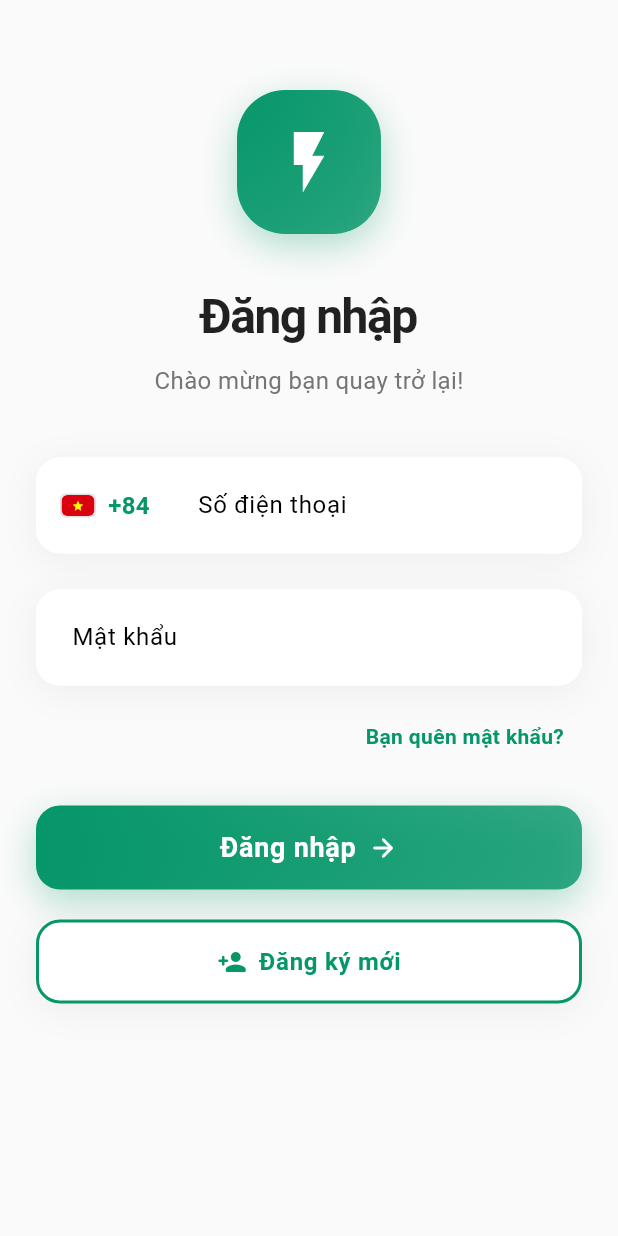
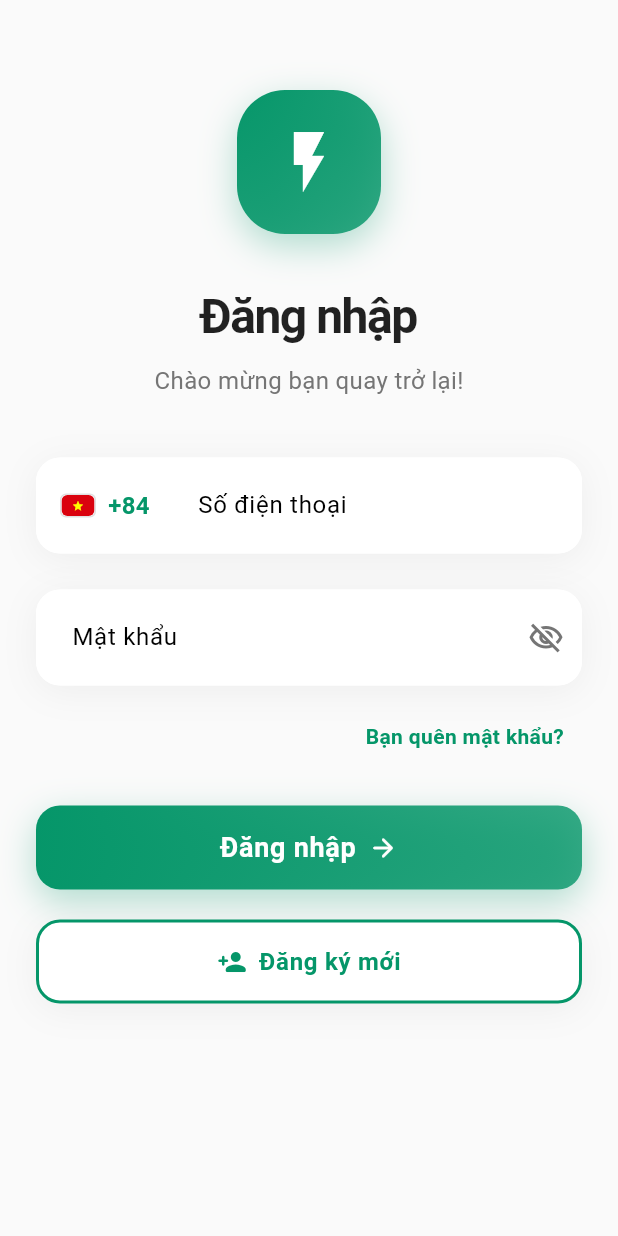
Before and after one commit to tqdaoinfo108/NextEnergy, a Flutter app: the LoginPage screen opened by its route, on a phone screen of 412 x 824 dp. Run offline on Flutter 3.47's test engine with Material 3 defaults, Android fonts, the phone set to English and light mode, and no system bars; our stand-ins replace awesome_notifications, connectivity_plus, device_info_plus, dio, firebase_core, firebase_messaging and 18 more; missing offline and left inert: bottom_sheet, convert_vietnamese, map_launcher, ultra_qr_scanner; accounts and stored records are empty; network calls fail; statements that could not run were skipped.

Commit message:
Enhance login UX and improve QR scanner reliability
Added password visibility toggle to the login page for better user experience. Improved QR code scanner logic: force stops scanner on page ready, handles invalid QR codes with error messages and automatic scanner restart, adds a force restart method for camera issues, and introduces a UI button to manually restart the scanner if it gets stuck.

```diff
--- a/lib/pages/login/login_page.dart
+++ b/lib/pages/login/login_page.dart
@@ -16,6 +16,8 @@ class LoginPage extends GetView<LoginController> {
   Widget build(BuildContext context) {
     final formKey = GlobalKey<FormState>(debugLabel: '_childWidgetKey3');
     final phoneController = TextEditingController();
+    final RxBool obscurePassword =
+        true.obs; // State để theo dõi ẩn/hiện password
 
     return Obx(() => Scaffold(
           backgroundColor: Colors.grey.shade50,
@@ -99,7 +101,9 @@ class LoginPage extends GetView<LoginController> {
                               gradient: LinearGradient(
                                 colors: [
                                   Theme.of(context).primaryColor,
-                                  Theme.of(context).primaryColor.withOpacity(0.8),
+                                  Theme.of(context)
+                                      .primaryColor
+                                      .withOpacity(0.8),
                                 ],
                                 begin: Alignment.topLeft,
                                 end: Alignment.bottomRight,
@@ -107,7 +111,9 @@ class LoginPage extends GetView<LoginController> {
                               borderRadius: BorderRadius.circular(32),
                               boxShadow: [
                                 BoxShadow(
-                                  color: Theme.of(context).primaryColor.withOpacity(0.3),
+                                  color: Theme.of(context)
+                                      .primaryColor
+                                      .withOpacity(0.3),
                                   blurRadius: 20,
                                   offset: const Offset(0, 8),
                                 ),
@@ -140,7 +146,8 @@ class LoginPage extends GetView<LoginController> {
                                     )),
                                 const SizedBox(height: 8),
                                 Text(
-                                  controller.typeRequestOTP == LoginType.forgetPassword
+                                  controller.typeRequestOTP ==
+                                          LoginType.forgetPassword
                                       ? "Nhập số điện thoại để khôi phục mật khẩu"
                                       : "Tạo tài khoản mới để bắt đầu sử dụng",
                                   style: TextStyle(
@@ -203,7 +210,8 @@ class LoginPage extends GetView<LoginController> {
                               ),
                               decoration: InputDecoration(
                                 prefixIcon: Container(
-                                  padding: const EdgeInsets.symmetric(horizontal: 16, vertical: 12),
+                                  padding: const EdgeInsets.symmetric(
+                                      horizontal: 16, vertical: 12),
                                   margin: const EdgeInsets.only(right: 12),
                                   child: Row(
                                     mainAxisSize: MainAxisSize.min,
@@ -213,11 +221,14 @@ class LoginPage extends GetView<LoginController> {
                                         width: 24,
                                         height: 16,
                                         decoration: BoxDecoration(
-                                          borderRadius: BorderRadius.circular(4),
-                                          border: Border.all(color: Colors.grey.shade300),
+                                          borderRadius:
+                                              BorderRadius.circular(4),
+                                          border: Border.all(
+                                              color: Colors.grey.shade300),
                                         ),
                                         child: ClipRRect(
-                                          borderRadius: BorderRadius.circular(4),
+                                          borderRadius:
+                                              BorderRadius.circular(4),
                                           child: Container(
                                             decoration: const BoxDecoration(
                                               color: Color(0xFFDA020E),
@@ -279,7 +290,8 @@ class LoginPage extends GetView<LoginController> {
                                     width: 2,
                                   ),
                                 ),
-                                contentPadding: const EdgeInsets.symmetric(horizontal: 20, vertical: 20),
+                                contentPadding: const EdgeInsets.symmetric(
+                                    horizontal: 20, vertical: 20),
                                 filled: true,
                                 fillColor: Colors.white,
                               ),
@@ -315,7 +327,7 @@ class LoginPage extends GetView<LoginController> {
                                 ],
                               ),
                               child: TextFormField(
-                                obscureText: true,
+                                obscureText: obscurePassword.value,
                                 style: const TextStyle(
                                   fontSize: 16,
                                   fontWeight: FontWeight.w500,
@@ -326,6 +338,18 @@ class LoginPage extends GetView<LoginController> {
                                   hintStyle: TextStyle(
                                     color: Colors.grey.shade400,
                                     fontSize: 16,
+                                  ),
+                                  suffixIcon: IconButton(
+                                    onPressed: () {
+                                      obscurePassword.value =
+                                          !obscurePassword.value;
+                                    },
+                                    icon: Icon(
+                                      obscurePassword.value
+                                          ? Icons.visibility_off_outlined
+                                          : Icons.visibility_outlined,
+                                      color: Colors.grey.shade600,
+                                    ),
                                   ),
                                   border: OutlineInputBorder(
                                     borderRadius: BorderRadius.circular(16),
@@ -356,7 +380,8 @@ class LoginPage extends GetView<LoginController> {
                                       width: 2,
                                     ),
                                   ),
-                                  contentPadding: const EdgeInsets.symmetric(horizontal: 20, vertical: 20),
+                                  contentPadding: const EdgeInsets.symmetric(
+                                      horizontal: 20, vertical: 20),
                                   filled: true,
                                   fillColor: Colors.white,
                                 ),
@@ -369,7 +394,8 @@ class LoginPage extends GetView<LoginController> {
                                   }
                                   return null;
                                 },
-                                onChanged: (s) => controller.onChangePasswordValue(s),
+                                onChanged: (s) =>
+                                    controller.onChangePasswordValue(s),
                               ),
                             ),
 
@@ -385,18 +411,21 @@ class LoginPage extends GetView<LoginController> {
                                   color: Colors.transparent,
                                   child: InkWell(
                                     borderRadius: BorderRadius.circular(8),
-                                    onTap: () => controller
-                                        .changeModeLogin(LoginType.forgetPassword),
+                                    onTap: () => controller.changeModeLogin(
+                                        LoginType.forgetPassword),
                                     child: Padding(
                                       padding: const EdgeInsets.symmetric(
                                           horizontal: 8, vertical: 4),
                                       child: Text(
                                           controller.isLogin.value
-                                              ? TKeys.forget_password.translate()
+                                              ? TKeys.forget_password
+                                                  .translate()
                                               : controller
-                                                  .textForgetPasswordString.value,
+                                                  .textForgetPasswordString
+                                                  .value,
                                           style: TextStyle(
-                                            color: Theme.of(context).primaryColor,
+                                            color:
+                                                Theme.of(context).primaryColor,
                                             fontWeight: FontWeight.w600,
                                             fontSize: 14,
                                           )),
@@ -417,7 +446,9 @@ class LoginPage extends GetView<LoginController> {
                               gradient: LinearGradient(
                                 colors: [
                                   Theme.of(context).primaryColor,
-                                  Theme.of(context).primaryColor.withOpacity(0.8),
+                                  Theme.of(context)
+                                      .primaryColor
+                                      .withOpacity(0.8),
                                 ],
                                 begin: Alignment.topLeft,
                                 end: Alignment.bottomRight,
@@ -425,7 +456,9 @@ class LoginPage extends GetView<LoginController> {
                               borderRadius: BorderRadius.circular(16),
                               boxShadow: [
                                 BoxShadow(
-                                  color: Theme.of(context).primaryColor.withOpacity(0.3),
+                                  color: Theme.of(context)
+                                      .primaryColor
+                                      .withOpacity(0.3),
                                   blurRadius: 20,
                                   offset: const Offset(0, 8),
                                 ),
@@ -442,7 +475,8 @@ class LoginPage extends GetView<LoginController> {
 
                                   // Validate phone number
                                   if (!isPhoneValid(phoneController.text)) {
-                                    EasyLoading.showError(TKeys.field_format_invalid.translate(),
+                                    EasyLoading.showError(
+                                        TKeys.field_format_invalid.translate(),
                                         duration: const Duration(seconds: 3));
                                     return;
                                   }
@@ -451,18 +485,22 @@ class LoginPage extends GetView<LoginController> {
                                       await controller.letLogin();
 
                                   if (controller.isLogin.value) {
-                                    if (isLogin != null && isLogin.data != null) {
+                                    if (isLogin != null &&
+                                        isLogin.data != null) {
                                       Get.offAndToNamed("/home");
                                       Get.updateLocale(Locale(
-                                          isLogin.data?.languageCode ?? "vi", ''));
+                                          isLogin.data?.languageCode ?? "vi",
+                                          ''));
                                     } else {
                                       controller.getStringErrorValue(
                                           isLogin?.message ?? "", context);
                                     }
                                   } else {
-                                    if (isLogin != null && isLogin.data != null) {
+                                    if (isLogin != null &&
+                                        isLogin.data != null) {
                                       Get.toNamed("/otp",
-                                          arguments: controller.userModelResponse);
+                                          arguments:
+                                              controller.userModelResponse);
                                     } else if (isLogin != null &&
                                         isLogin.message == "PHONE_EXIST") {
                                       letPopupRegister(context);
@@ -475,14 +513,16 @@ class LoginPage extends GetView<LoginController> {
                                   controller.rerest();
                                 },
                                 child: Container(
-                                  padding: const EdgeInsets.symmetric(horizontal: 24),
+                                  padding: const EdgeInsets.symmetric(
+                                      horizontal: 24),
                                   child: Row(
                                     mainAxisAlignment: MainAxisAlignment.center,
                                     children: [
                                       Text(
                                         controller.isLogin.value
                                             ? TKeys.confirm.translate()
-                                            : controller.textConfirmString.value,
+                                            : controller
+                                                .textConfirmString.value,
                                         style: const TextStyle(
                                           color: Colors.white,
                                           fontSize: 18,
@@ -530,12 +570,15 @@ class LoginPage extends GetView<LoginController> {
                                 child: InkWell(
                                   borderRadius: BorderRadius.circular(16),
                                   onTap: () {
-                                    controller.changeModeLogin(LoginType.register);
+                                    controller
+                                        .changeModeLogin(LoginType.register);
                                   },
                                   child: Container(
-                                    padding: const EdgeInsets.symmetric(horizontal: 24),
+                                    padding: const EdgeInsets.symmetric(
+                                        horizontal: 24),
                                     child: Row(
-                                      mainAxisAlignment: MainAxisAlignment.center,
+                                      mainAxisAlignment:
+                                          MainAxisAlignment.center,
                                       children: [
                                         Icon(
                                           Icons.person_add_rounded,
@@ -546,7 +589,8 @@ class LoginPage extends GetView<LoginController> {
                                         Text(
                                           TKeys.register.translate(),
                                           style: TextStyle(
-                                            color: Theme.of(context).primaryColor,
+                                            color:
+                                                Theme.of(context).primaryColor,
                                             fontSize: 16,
                                             fontWeight: FontWeight.bold,
                                             letterSpacing: 0.5,
```
Also changed, not shown: lib/pages/qr_code/scan_qr_code_page.dart (+93 -6 lines).
